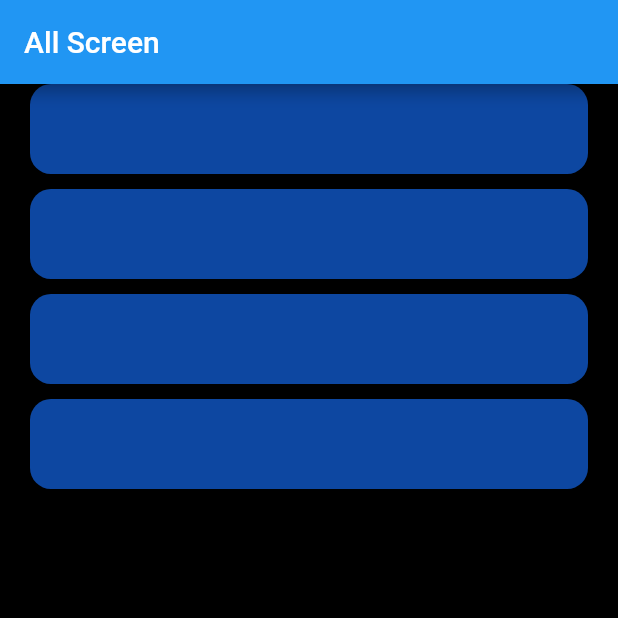
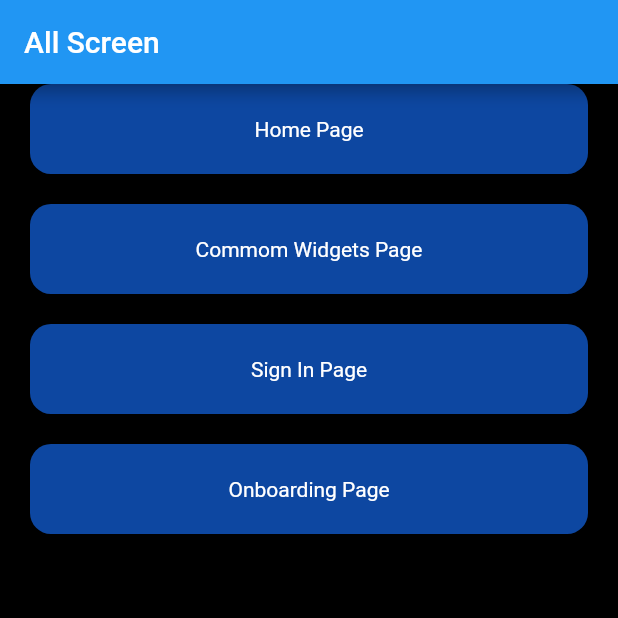
Before and after one commit to Daobakhanh/social_photo_sharing_app_Flutter, a Flutter app: the screen it shows after launch, on a phone screen of 412 x 824 dp, the top half of it. Run offline on Flutter 3.47's test engine with Material 2 defaults, Android fonts, the phone set to English and light mode, and no system bars.

Commit message:
Create HomePage

```diff
--- a/lib/main.dart
+++ b/lib/main.dart
@@ -1,4 +1,5 @@
 import 'package:flutter/material.dart';
+import 'package:social_network_newsfeed/modules/homePage/pages/home_page.dart';
 
 void main() {
   runApp(const MyApp());
@@ -63,7 +64,7 @@ class MyHomePage extends StatelessWidget {
         child: ListView.builder(
             itemCount: 4,
             itemBuilder: (context, index) {
-              return const CardScreen(title: 'khanh');
+              return CardScreen(title: listScreen[index]);
             }),
       ),
     );
@@ -71,9 +72,9 @@ class MyHomePage extends StatelessWidget {
 }
 
 class CardScreen extends StatefulWidget {
-  const CardScreen({Key? key, required String title}) : super(key: key);
+  const CardScreen({Key? key, required this.title}) : super(key: key);
 
-  final String title = '';
+  final String title;
   @override
   State<CardScreen> createState() => _CardScreenState();
 }
@@ -83,13 +84,25 @@ class _CardScreenState extends State<CardScreen> {
   Widget build(BuildContext context) {
     return Padding(
       padding: const EdgeInsets.symmetric(horizontal: 20),
-      child: Container(
-        margin: const EdgeInsets.only(bottom: 10),
-        height: 60,
-        width: 100,
-        child: Text(widget.title),
-        decoration: BoxDecoration(
-            borderRadius: BorderRadius.circular(14), color: Colors.blue[900]),
+      child: GestureDetector(
+        onTap: () {
+          // ignore: avoid_print
+          print('hello');
+          Navigator.push(context,
+              MaterialPageRoute(builder: (context) => const HomePage()));
+        },
+        child: Container(
+          margin: const EdgeInsets.only(bottom: 20),
+          height: 60,
+          width: 100,
+          alignment: Alignment.center,
+          child: Text(
+            widget.title,
+            style: const TextStyle(color: Colors.white),
+          ),
+          decoration: BoxDecoration(
+              borderRadius: BorderRadius.circular(14), color: Colors.blue[900]),
+        ),
       ),
     );
   }
```
Also changed, not shown: lib/modules/homePage/pages/home_page.dart (added, +28 -0 lines).
